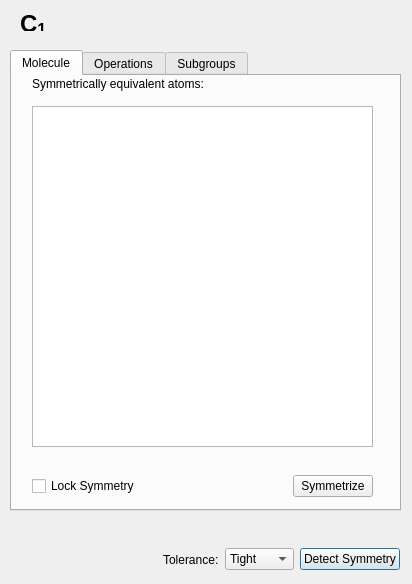
Before: the Qt Designer form avogadro/qtplugins/symmetry/symmetrywidget.ui in OpenChemistry/avogadrolibs, drawn with Qt 5.
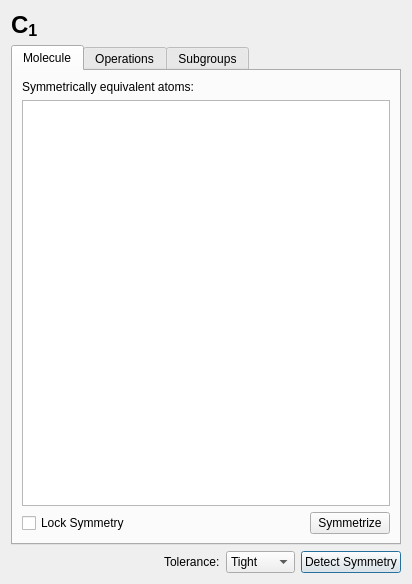
After: the same form once the commit is applied. The open tabs and pages were chosen to show the change.

Commit message: Cleanup layouts for the Symmetry widget

Patch:
```diff
--- a/avogadro/qtplugins/symmetry/symmetrywidget.ui
+++ b/avogadro/qtplugins/symmetry/symmetrywidget.ui
@@ -13,47 +13,44 @@
   <property name="windowTitle">
    <string>Symmetry</string>
   </property>
+  <layout class="QVBoxLayout" name="verticalLayout">
+   <item>
+    <widget class="QLabel" name="pointGroupLabel">
+     <property name="font">
+      <font>
+       <pointsize>18</pointsize>
+       <weight>75</weight>
+       <bold>true</bold>
+       <kerning>true</kerning>
+      </font>
+     </property>
+     <property name="text">
+      <string>C&lt;sub&gt;1</string>
+     </property>
+    </widget>
+   </item>
+   <item>
   <widget class="QTabWidget" name="tabWidget">
    <property name="enabled">
     <bool>true</bool>
    </property>
-   <property name="geometry">
-    <rect>
-     <x>10</x>
-     <y>50</y>
-     <width>391</width>
-     <height>461</height>
-    </rect>
-   </property>
    <property name="currentIndex">
-    <number>2</number>
+      <number>0</number>
    </property>
    <widget class="QWidget" name="esTab">
     <attribute name="title">
      <string>Molecule</string>
     </attribute>
+      <layout class="QVBoxLayout" name="verticalLayout_2">
+       <item>
     <widget class="QLabel" name="esLabel">
-     <property name="geometry">
-      <rect>
-       <x>20</x>
-       <y>0</y>
-       <width>341</width>
-       <height>16</height>
-      </rect>
-     </property>
      <property name="text">
       <string>Symmetrically equivalent atoms:</string>
      </property>
     </widget>
+       </item>
+       <item>
     <widget class="QTableView" name="esTable">
-     <property name="geometry">
-      <rect>
-       <x>20</x>
-       <y>30</y>
-       <width>341</width>
-       <height>341</height>
-      </rect>
-     </property>
      <property name="sizePolicy">
       <sizepolicy hsizetype="MinimumExpanding" vsizetype="Expanding">
        <horstretch>0</horstretch>
@@ -73,15 +70,8 @@
       <bool>true</bool>
      </attribute>
     </widget>
-    <widget class="QWidget" name="horizontalLayoutWidget_2">
-     <property name="geometry">
-      <rect>
-       <x>20</x>
-       <y>390</y>
-       <width>341</width>
-       <height>41</height>
-      </rect>
-     </property>
+       </item>
+       <item>
      <layout class="QHBoxLayout" name="horizontalLayoutMolecule">
       <item>
        <widget class="QCheckBox" name="lockSymmetryCheckBox">
@@ -111,34 +101,23 @@
        </widget>
       </item>
      </layout>
-    </widget>
+       </item>
+      </layout>
    </widget>
    <widget class="QWidget" name="operationsTab">
     <attribute name="title">
      <string>Operations</string>
     </attribute>
+      <layout class="QVBoxLayout" name="verticalLayout_3">
+       <item>
     <widget class="QLabel" name="operationsLabel">
-     <property name="geometry">
-      <rect>
-       <x>20</x>
-       <y>0</y>
-       <width>341</width>
-       <height>16</height>
-      </rect>
-     </property>
      <property name="text">
       <string>Symmetry elements:</string>
      </property>
     </widget>
+       </item>
+       <item>
     <widget class="QTableView" name="operationsTable">
-     <property name="geometry">
-      <rect>
-       <x>20</x>
-       <y>30</y>
-       <width>342</width>
-       <height>341</height>
-      </rect>
-     </property>
      <property name="sizePolicy">
       <sizepolicy hsizetype="MinimumExpanding" vsizetype="Expanding">
        <horstretch>0</horstretch>
@@ -158,33 +137,23 @@
       <bool>true</bool>
      </attribute>
     </widget>
+       </item>
+      </layout>
    </widget>
    <widget class="QWidget" name="subgroupsTab">
     <attribute name="title">
      <string>Subgroups</string>
     </attribute>
+      <layout class="QVBoxLayout" name="verticalLayout_4">
+       <item>
     <widget class="QLabel" name="subgroupsLabel">
-     <property name="geometry">
-      <rect>
-       <x>20</x>
-       <y>0</y>
-       <width>341</width>
-       <height>16</height>
-      </rect>
-     </property>
      <property name="text">
       <string>Subgroups:</string>
      </property>
     </widget>
+       </item>
+       <item>
     <widget class="QTreeView" name="subgroupsTree">
-     <property name="geometry">
-      <rect>
-       <x>20</x>
-       <y>30</y>
-       <width>341</width>
-       <height>341</height>
-      </rect>
-     </property>
      <property name="editTriggers">
       <set>QAbstractItemView::NoEditTriggers</set>
      </property>
@@ -192,15 +161,8 @@
       <enum>QAbstractItemView::SelectRows</enum>
      </property>
     </widget>
-    <widget class="QWidget" name="horizontalLayoutWidget_5">
-     <property name="geometry">
-      <rect>
-       <x>20</x>
-       <y>390</y>
-       <width>341</width>
-       <height>41</height>
-      </rect>
-     </property>
+       </item>
+       <item>
      <layout class="QHBoxLayout" name="horizontalLayoutSubgroups">
       <item>
        <spacer name="horizontalSpacerSubgroups">
@@ -223,39 +185,12 @@
        </widget>
       </item>
      </layout>
-    </widget>
-   </widget>
-  </widget>
-  <widget class="QLabel" name="pointGroupLabel">
-   <property name="geometry">
-    <rect>
-     <x>20</x>
-     <y>10</y>
-     <width>71</width>
-     <height>21</height>
-    </rect>
-   </property>
-   <property name="font">
-    <font>
-     <pointsize>18</pointsize>
-     <weight>75</weight>
-     <bold>true</bold>
-     <kerning>true</kerning>
-    </font>
-   </property>
-   <property name="text">
-    <string>C&lt;sub&gt;1</string>
-   </property>
-  </widget>
-  <widget class="QWidget" name="horizontalLayoutWidget">
-   <property name="geometry">
-    <rect>
-     <x>9</x>
-     <y>539</y>
-     <width>391</width>
-     <height>41</height>
-    </rect>
-   </property>
+       </item>
+      </layout>
+     </widget>
+    </widget>
+   </item>
+   <item>
    <layout class="QHBoxLayout" name="horizontalLayout">
     <item>
      <spacer name="horizontalSpacer">
@@ -310,7 +245,8 @@
      </widget>
     </item>
    </layout>
-  </widget>
+   </item>
+  </layout>
  </widget>
  <resources/>
  <connections/>
```
Lines whose indentation alone changed are shown as unchanged.
